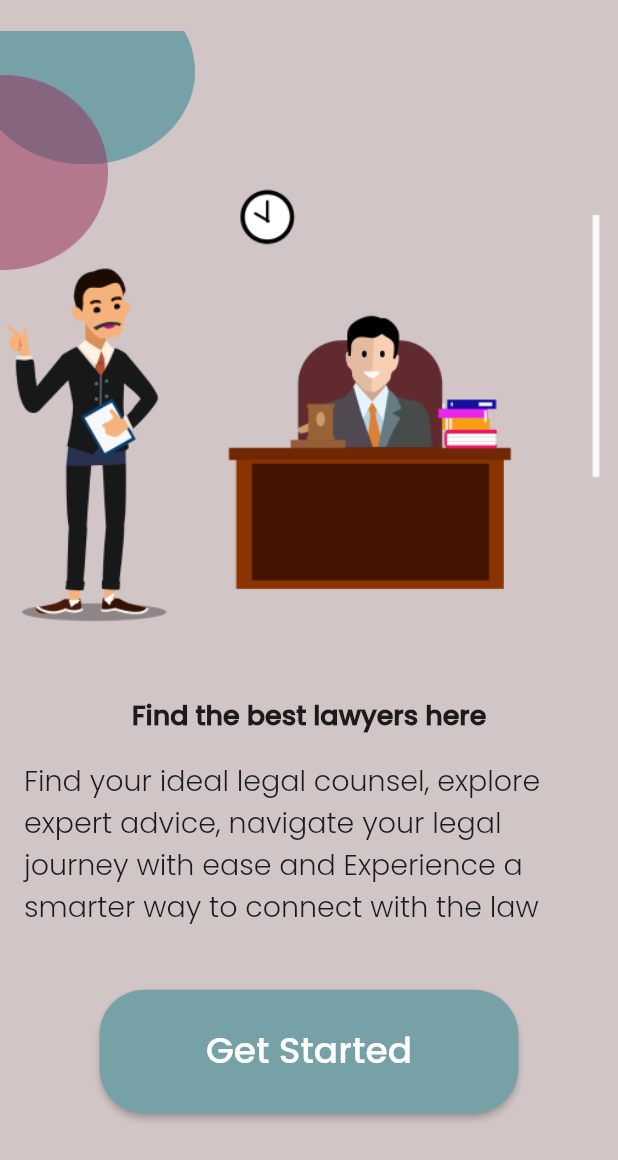
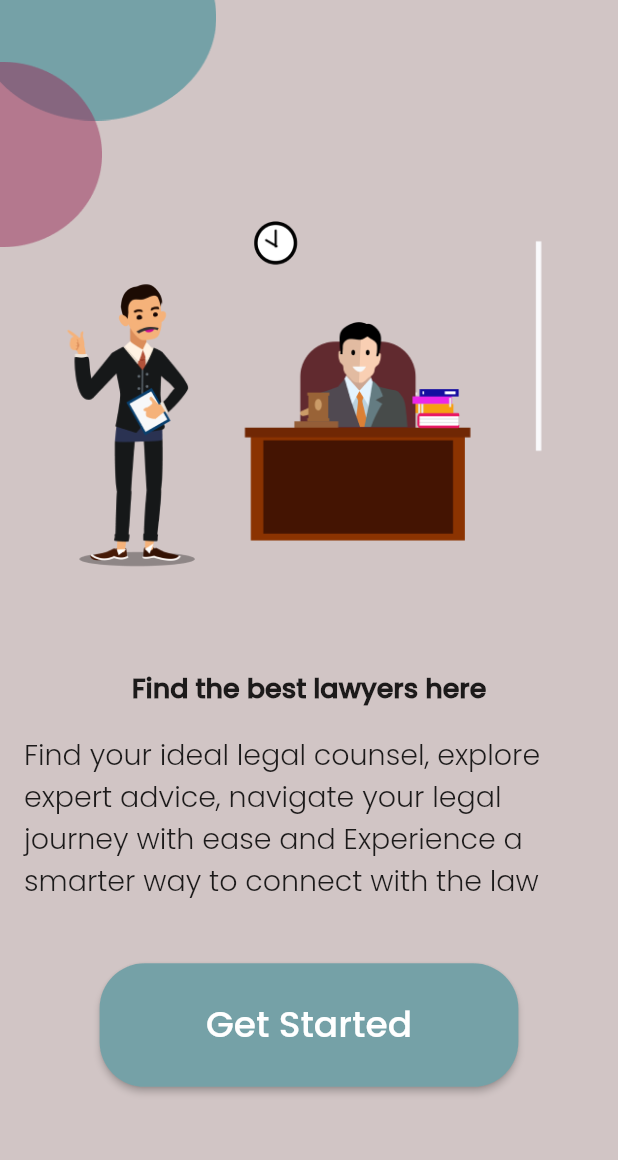
Before and after one commit to KumailNaqvi123/Lawyeroo, a Flutter app: the screen it shows after launch, on a phone screen of 412 x 824 dp. Shown: the top 1160 px of the screen. Run offline on Flutter 3.47's test engine with Material 2 defaults, Android fonts, the light colour scheme and no system bars.

Commit message:
restructured the code did some cleanup on styling

```diff
--- a/lib/Screens/onboarding_screen.dart
+++ b/lib/Screens/onboarding_screen.dart
@@ -1,5 +1,4 @@
 import 'package:flutter/material.dart';
-import 'package:flutter/services.dart';
 import 'package:project/Screens/home_screen.dart';
 import 'package:project/Screens/login_page.dart';
 
@@ -17,51 +16,49 @@ class OnboardingScreen extends StatelessWidget {
   Widget build(BuildContext context) {
     return Scaffold(
       backgroundColor: const Color(0xFFD1C5C5),
-      body: Center(
-        child: LayoutBuilder(
+      body: LayoutBuilder(
         builder: (context, constraints) {
           double screenWidth = constraints.maxWidth;
           double screenHeight = constraints.maxHeight;
 
-            double fontSize1 = screenWidth > 600 ? 28.0 : 18.0; // Change these values
-            double fontSize2 = screenWidth > 600 ? 32.0 : 19.0; // Change these values
+          double fontSize1 = screenWidth > 600 ? 28.0 : 18.0;
+          double fontSize2 = screenWidth > 600 ? 32.0 : 19.0;
+          double imageWidth = screenWidth * 0.8;
+          double imageHeight = screenHeight * 0.4;
 
           return Stack(
             children: [
-                // Add the first image at the top left
               Positioned(
-                  left: 0, // Adjust the left position as needed
-                  top: 0, // Adjust the top position as needed
+                left: 0,
+                top: -screenHeight * 0.05,
                 child: Image.asset(
-                    'assets/images/ellipse1.png', // Replace with your first image path
-                    width: 130, // Adjust the width as needed
-                    height: 130, // Adjust the height as needed
+                  'assets/images/ellipse1.png',
+                  width: screenWidth * 0.35,
+                  height: screenWidth * 0.35,
                 ),
               ),
-                // Add the second image at the top left, overlapping the first image
               Positioned(
-                  left: -30, // Adjust the left position as needed
-                  top: 50, // Adjust the top position as needed
+                left: screenWidth * -0.07, // Adjust this value to move the ellipse2
+                top: screenHeight * 0.05,
                 child: Image.asset(
-                    'assets/images/ellipse2.png', // Replace with your second image path
-                    width: 130, // Adjust the width as needed
-                    height: 130, // Adjust the height as needed
+                  'assets/images/ellipse2.png',
+                  width: screenWidth * 0.3,
+                  height: screenWidth * 0.3,
                 ),
               ),
-                // Rest of the UI (text, centered image, and "Get Started" button)
               Column(
                 mainAxisAlignment: MainAxisAlignment.center,
                 children: [
-                    // Centered Image
                   Center(
-                      child: Image.asset('assets/images/lawyer1.png', // Replace with your image path
-                      width: screenWidth * 1,
+                    child: Image.asset(
+                      'assets/images/lawyer1.png',
+                      width: imageWidth,
+                      height: imageHeight,
                     ),
                   ),
-                    SizedBox(height: screenHeight * 0), // Add space above the first text
+                  SizedBox(height: screenHeight * 0.02),
                   Container(
-                      padding: const EdgeInsets.symmetric(horizontal: 16.0), // Add horizontal padding here
-
+                    padding: const EdgeInsets.symmetric(horizontal: 16.0),
                     child: Center(
                       child: Text(
                         'Find the best lawyers here',
@@ -73,9 +70,9 @@ class OnboardingScreen extends StatelessWidget {
                       ),
                     ),
                   ),
-                    SizedBox(height: screenHeight * 0.020), // Add space between the two texts
+                  SizedBox(height: screenHeight * 0.02),
                   Container(
-                      padding: const EdgeInsets.symmetric(horizontal: 16.0), // Add horizontal padding here
+                    padding: const EdgeInsets.symmetric(horizontal: 16.0),
                     child: Center(
                       child: Align(
                         alignment: Alignment.centerRight,
@@ -90,7 +87,7 @@ class OnboardingScreen extends StatelessWidget {
                       ),
                     ),
                   ),
-                    SizedBox(height: screenHeight * 0.05), // Add space below the second text
+                  SizedBox(height: screenHeight * 0.05),
                   ElevatedButton(
                     onPressed: () {
                       Navigator.push(
@@ -106,12 +103,12 @@ class OnboardingScreen extends StatelessWidget {
                       ),
                       shape: MaterialStateProperty.all<RoundedRectangleBorder>(
                         RoundedRectangleBorder(
-                            borderRadius: BorderRadius.circular(30.0), // Adjust the radius for rounded edges
+                          borderRadius: BorderRadius.circular(30.0),
                         ),
                       ),
                     ),
                     child: Container(
-                    width: screenWidth * 0.6, // Adjust the width of the button
+                      width: screenWidth * 0.6,
                       height: screenHeight * 0.1,
                       child: Center(
                         child: Text(
@@ -129,7 +126,6 @@ class OnboardingScreen extends StatelessWidget {
             ],
           );
         },
-        ),
       ),
     );
   }
--- a/lib/Screens/splash_screen.dart
+++ b/lib/Screens/splash_screen.dart
@@ -1,54 +1,47 @@
 import 'package:flutter/material.dart';
 import 'package:flutter/services.dart';
-//import 'package:project/Screens/home_screen.dart';
 import 'package:project/Screens/onboarding_screen.dart';
 
-class SplashScreen extends StatefulWidget
-{
+class SplashScreen extends StatefulWidget {
   const SplashScreen({super.key});
 
   @override
   State<SplashScreen> createState() => _SplashScreenState();
 }
 
-class _SplashScreenState extends State<SplashScreen>
- with SingleTickerProviderStateMixin
-{
-
+class _SplashScreenState extends State<SplashScreen> with SingleTickerProviderStateMixin {
   @override
-  void initState(){
+  void initState() {
     super.initState();
     SystemChrome.setEnabledSystemUIMode(SystemUiMode.immersive);
 
-
-    Future.delayed(const Duration(seconds: 2), ()
-    {Navigator.of(context).pushReplacement(MaterialPageRoute(builder: (_) => OnboardingScreen(),
-    ),
-    );
+    Future.delayed(const Duration(seconds: 2), () {
+      Navigator.of(context).pushReplacement(MaterialPageRoute(builder: (_) => OnboardingScreen()));
     });
   }
 
   @override
-  void dispose()
-  {
+  void dispose() {
     SystemChrome.setEnabledSystemUIMode(SystemUiMode.manual, overlays: SystemUiOverlay.values);
     super.dispose();
   }
 
-
   @override
-  Widget build(BuildContext context)
-  {
+  Widget build(BuildContext context) {
     return Scaffold(
-      body:Container(
+      body: Container(
         color: const Color(0xFFD1C5C5),
-        child: Center
-        (child:Image.asset('assets/images/logo.png', // Replace with your image
-            fit: BoxFit.contain, // Center the image within the container))
+        child: Center(
+          child: FractionallySizedBox(
+            widthFactor: 1, // Adjust the width factor as needed
+            heightFactor: 1, // Adjust the height factor as needed
+            child: Image.asset(
+              'assets/images/logo.png', // Replace with your image
+              fit: BoxFit.contain,
+            ),
+          ),
+        ),
       ),
-        ),
-    )
     );
   }
-
 }
--- a/lib/main.dart
+++ b/lib/main.dart
@@ -1,5 +1,4 @@
 import 'package:flutter/material.dart';
-//import 'package:project/Screens/home_screen.dart';
 import 'package:project/Screens/splash_screen.dart';
 
 
```
Lines whose indentation alone changed are shown as unchanged.
